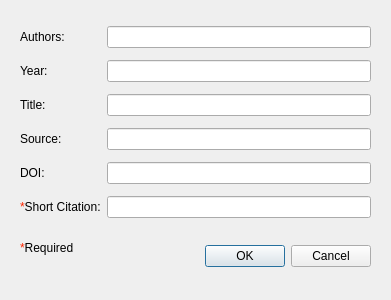
Above: ui/New_reference.ui from kathrynmetcalf/GeoCORK before the change. Below: the same form after it.
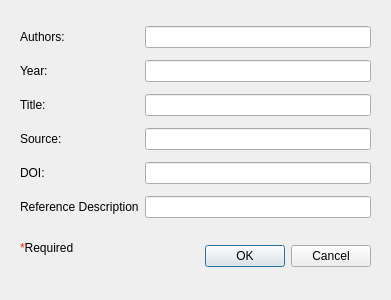
That is the form after the change.

Commit message: Adding aliases to view column names, updated dictionary, updated proxy models. Views seem to load ok now, and column reordering works, but still getting hung up on failure to drop old table when updating database after any change. Starting to work on references add dialog and settings format.

The edit to the form file:
```diff
--- a/ui/New_reference.ui
+++ b/ui/New_reference.ui
@@ -96,7 +96,7 @@
     <item row="5" column="0">
      <widget class="QLabel" name="short_label">
       <property name="text">
-       <string>&lt;html&gt;&lt;head/&gt;&lt;body&gt;&lt;p&gt;&lt;span style=&quot; color:#ff2600;&quot;&gt;*&lt;/span&gt;Short Citation:&lt;/p&gt;&lt;/body&gt;&lt;/html&gt;</string>
+       <string>&lt;html&gt;&lt;head/&gt;&lt;body&gt;&lt;p&gt;Reference Description&lt;/p&gt;&lt;/body&gt;&lt;/html&gt;</string>
       </property>
      </widget>
     </item>
```
Left out of the diff: 4 changed lines with no effect on the pictures. The commit also changes 12 other files.
